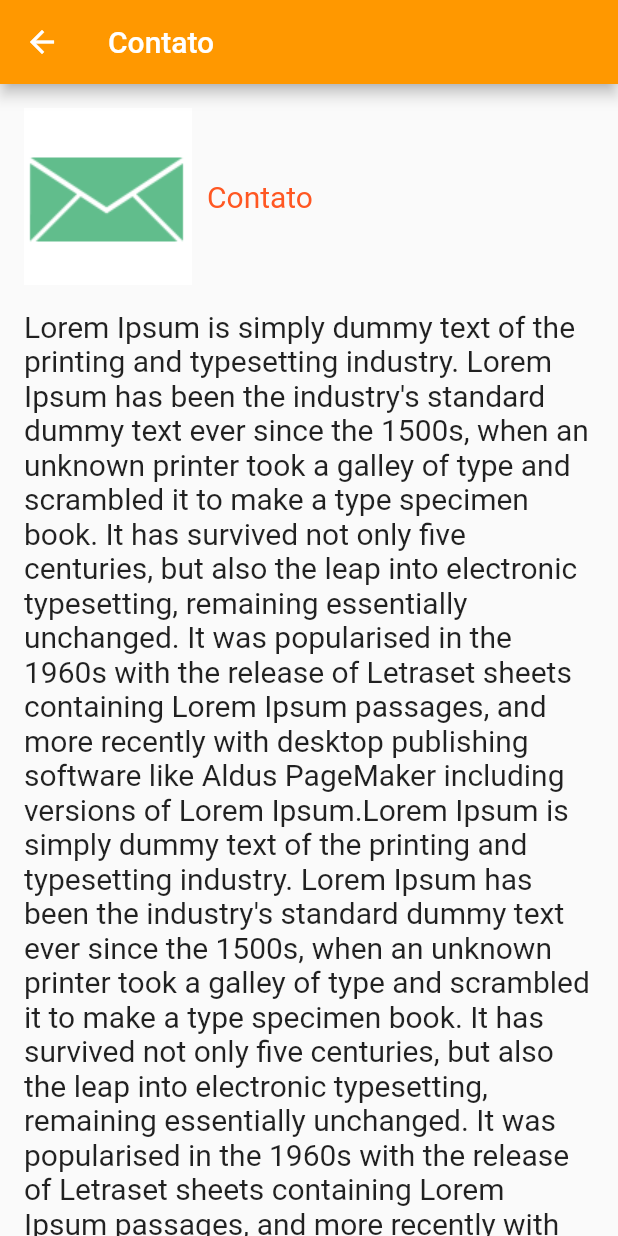
After one commit to petscaramussi/AtmConsultoria, a Flutter app: the TelaContato screen opened directly, on a phone screen of 412 x 824 dp. The commit adds this screen. Run offline on Flutter 3.47's test engine with Material 2 defaults, Android fonts, the phone set to English and light mode, and no system bars.

Commit message:
style add

```diff
--- /dev/null
+++ b/lib/TelaContato.dart
@@ -0,0 +1,49 @@
+import 'package:flutter/material.dart';
+
+class TelaContato extends StatefulWidget {
+  @override
+  _TelaContatoState createState() => _TelaContatoState();
+}
+
+class _TelaContatoState extends State<TelaContato> {
+  @override
+  Widget build(BuildContext context) {
+    return Scaffold(
+      appBar: AppBar(
+        title: Text("Contato"),
+        backgroundColor: Colors.orange,
+      ),
+      body: SingleChildScrollView(
+        child: Container(
+          padding: EdgeInsets.all(16),
+          child: Column(
+            children: <Widget>[
+              Row(
+                children: <Widget>[
+                  Image.asset("imagens/detalhe_contato.png"),
+                  Padding(
+                    padding: EdgeInsets.only(left: 10),
+                    child: Text(
+                      "Contato",
+                      style: TextStyle(
+                        fontSize: 20,
+                        color: Colors.deepOrange,
+                      ),)
+                  ),
+                ],
+              ),
+              Padding(
+                padding: EdgeInsets.only(top: 16),
+                child: Text("Lorem Ipsum is simply dummy text of the printing and typesetting industry. Lorem Ipsum has been the industry's standard dummy text ever since the 1500s, when an unknown printer took a galley of type and scrambled it to make a type specimen book. It has survived not only five centuries, but also the leap into electronic typesetting, remaining essentially unchanged. It was popularised in the 1960s with the release of Letraset sheets containing Lorem Ipsum passages, and more recently with desktop publishing software like Aldus PageMaker including versions of Lorem Ipsum."
+                            "Lorem Ipsum is simply dummy text of the printing and typesetting industry. Lorem Ipsum has been the industry's standard dummy text ever since the 1500s, when an unknown printer took a galley of type and scrambled it to make a type specimen book. It has survived not only five centuries, but also the leap into electronic typesetting, remaining essentially unchanged. It was popularised in the 1960s with the release of Letraset sheets containing Lorem Ipsum passages, and more recently with desktop publishing software like Aldus PageMaker including versions of Lorem Ipsum.",
+                            style: TextStyle(
+                              fontSize: 20
+                            ),),
+              )
+            ],
+          ),
+        ),
+      ),
+    );
+  }
+}
```
Also changed, not shown: lib/Home.dart (+31 -3 lines), lib/TelaCliente.dart (added, +49 -0 lines), lib/TelaEmpresa.dart (added, +49 -0 lines), lib/TelaServico.dart (added, +49 -0 lines).
